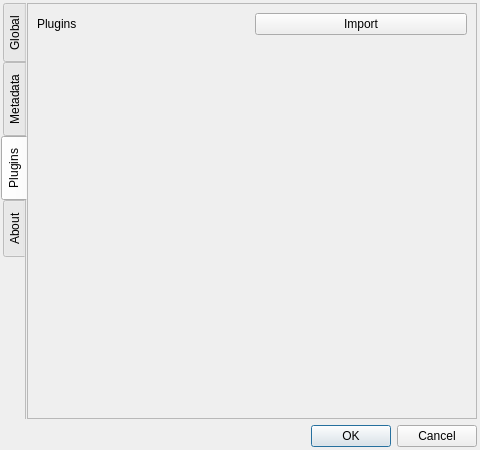
Before: the Qt Designer form settings.ui in LordKBX/eBookCollection, drawn with Qt 5.
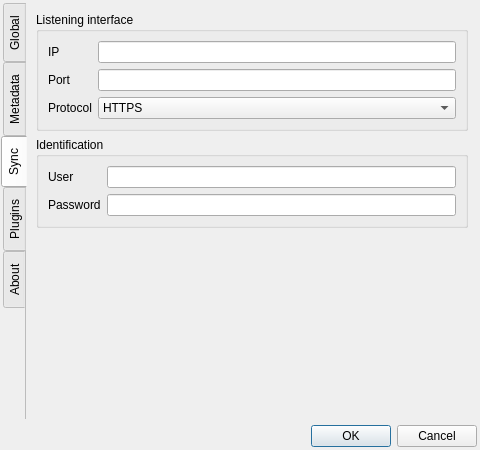
After: the same form once the commit is applied.

The edit to the form file:
```diff
--- a/settings.ui
+++ b/settings.ui
@@ -701,6 +701,113 @@
        </item>
       </layout>
      </widget>
+     <widget class="QWidget" name="tab_sync">
+      <attribute name="title">
+       <string>Sync</string>
+      </attribute>
+      <layout class="QVBoxLayout" name="verticalLayout_14">
+       <item>
+        <widget class="QGroupBox" name="tab_sync_interface_group">
+         <property name="title">
+          <string>Listening interface</string>
+         </property>
+         <layout class="QVBoxLayout" name="verticalLayout_15">
+          <item>
+           <layout class="QFormLayout" name="tab_sync_interface_layout">
+            <item row="0" column="0">
+             <widget class="QLabel" name="tab_sync_interface_ip_label">
+              <property name="text">
+               <string>IP</string>
+              </property>
+             </widget>
+            </item>
+            <item row="0" column="1">
+             <widget class="QLineEdit" name="tab_sync_interface_ip_edit"/>
+            </item>
+            <item row="1" column="0">
+             <widget class="QLabel" name="tab_sync_interface_port_label">
+              <property name="text">
+               <string>Port</string>
+              </property>
+             </widget>
+            </item>
+            <item row="1" column="1">
+             <widget class="QLineEdit" name="tab_sync_interface_port_edit"/>
+            </item>
+            <item row="2" column="0">
+             <widget class="QLabel" name="tab_sync_interface_protocol_label">
+              <property name="text">
+               <string>Protocol</string>
+              </property>
+             </widget>
+            </item>
+            <item row="2" column="1">
+             <widget class="QComboBox" name="tab_sync_interface_protocol_combobox">
+              <item>
+               <property name="text">
+                <string>HTTPS</string>
+               </property>
+              </item>
+              <item>
+               <property name="text">
+                <string>TCP LINK</string>
+               </property>
+              </item>
+             </widget>
+            </item>
+           </layout>
+          </item>
+         </layout>
+        </widget>
+       </item>
+       <item>
+        <widget class="QGroupBox" name="tab_sync_identification">
+         <property name="title">
+          <string>Identification</string>
+         </property>
+         <layout class="QVBoxLayout" name="verticalLayout_17">
+          <item>
+           <layout class="QFormLayout" name="tab_sync_identification_layout">
+            <item row="0" column="0">
+             <widget class="QLabel" name="tab_sync_identification_user_label">
+              <property name="text">
+               <string>User</string>
+              </property>
+             </widget>
+            </item>
+            <item row="0" column="1">
+             <widget class="QLineEdit" name="tab_sync_identification_user_edit"/>
+            </item>
+            <item row="1" column="0">
+             <widget class="QLabel" name="tab_sync_identification_password_label">
+              <property name="text">
+               <string>Password</string>
+              </property>
+             </widget>
+            </item>
+            <item row="1" column="1">
+             <widget class="QLineEdit" name="tab_sync_identification_password_edit"/>
+            </item>
+           </layout>
+          </item>
+         </layout>
+        </widget>
+       </item>
+       <item>
+        <spacer name="tab_sync_vertical_spacer">
+         <property name="orientation">
+          <enum>Qt::Vertical</enum>
+         </property>
+         <property name="sizeHint" stdset="0">
+          <size>
+           <width>20</width>
+           <height>40</height>
+          </size>
+         </property>
+        </spacer>
+       </item>
+      </layout>
+     </widget>
      <widget class="QWidget" name="tab_plugins">
       <attribute name="title">
        <string>Plugins</string>
```
